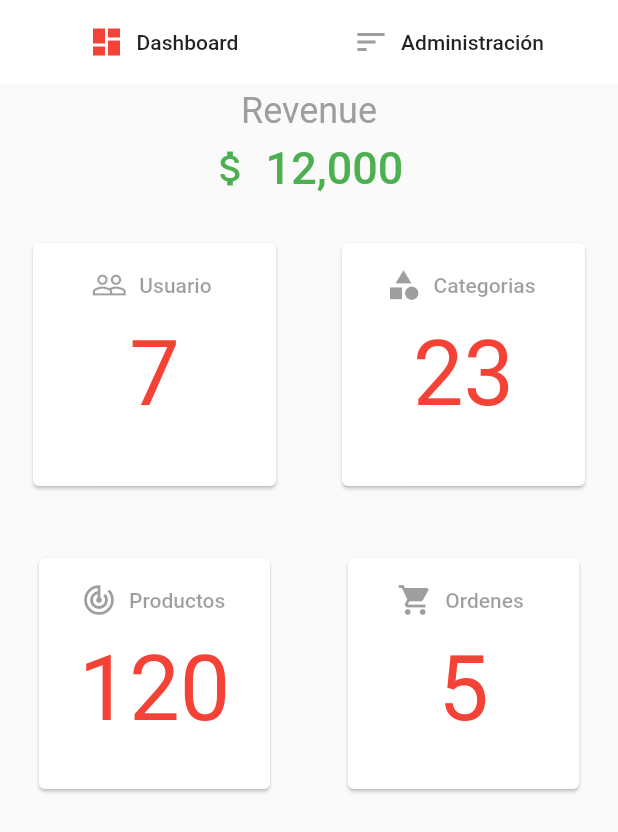
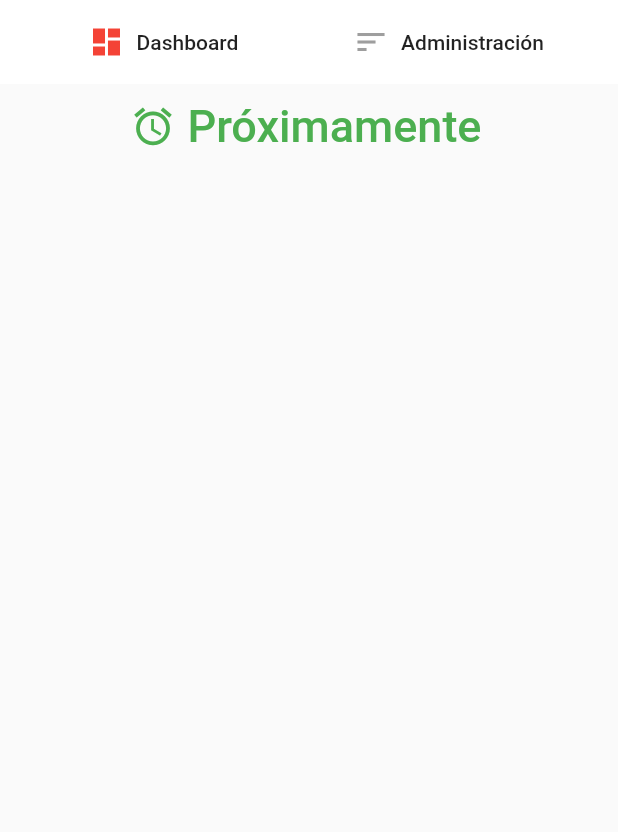
Before and after one commit to ExequielWiedermann/Pruebas, a Flutter app: the screen it shows after launch, on a phone screen of 412 x 824 dp. Shown: the top 832 px of the screen. Run offline on Flutter 3.47's test engine with Material 2 defaults, Android fonts, the phone set to English and light mode, and no system bars; our stand-ins replace cloud_firestore, fluttertoast; accounts and stored records are empty.

Commit message:
Cambiando el dashboard y cloud firebase

```diff
--- a/lib/screens/admin.dart
+++ b/lib/screens/admin.dart
@@ -73,86 +73,13 @@ class _AdminState extends State<Admin> {
               subtitle: FlatButton.icon(
                 onPressed: null,
                 icon: Icon(
-                  Icons.attach_money,
+                  Icons.access_alarm,
                   size: 30.0,
                   color: Colors.green,
                 ),
-                label: Text('12,000',
+                label: Text('Próximamente',
                     textAlign: TextAlign.center,
                     style: TextStyle(fontSize: 30.0, color: Colors.green)),
-              ),
-              title: Text(
-                'Revenue',
-                textAlign: TextAlign.center,
-                style: TextStyle(fontSize: 24.0, color: Colors.grey),
-              ),
-            ),
-            Expanded(
-              child: GridView(
-                gridDelegate: SliverGridDelegateWithFixedCrossAxisCount(
-                    crossAxisCount: 2),
-                children: <Widget>[
-                  Padding(
-                    padding: const EdgeInsets.all(18.0),
-                    child: Card(
-                      child: ListTile(
-                          title: FlatButton.icon(
-                              onPressed: null,
-                              icon: Icon(Icons.people_outline),
-                              label: Text("Usuario")),
-                          subtitle: Text(
-                            '7',
-                            textAlign: TextAlign.center,
-                            style: TextStyle(color: active, fontSize: 60.0),
-                          )),
-                    ),
-                  ),
-                  Padding(
-                    padding: const EdgeInsets.all(18.0),
-                    child: Card(
-                      child: ListTile(
-                          title: FlatButton.icon(
-                              onPressed: null,
-                              icon: Icon(Icons.category),
-                              label: Text("Categorias")),
-                          subtitle: Text(
-                            '23',
-                            textAlign: TextAlign.center,
-                            style: TextStyle(color: active, fontSize: 60.0),
-                          )),
-                    ),
-                  ),
-                  Padding(
-                    padding: const EdgeInsets.all(22.0),
-                    child: Card(
-                      child: ListTile(
-                          title: FlatButton.icon(
-                              onPressed: null,
-                              icon: Icon(Icons.track_changes),
-                              label: Text("Productos")),
-                          subtitle: Text(
-                            '120',
-                            textAlign: TextAlign.center,
-                            style: TextStyle(color: active, fontSize: 60.0),
-                          )),
-                    ),
-                  ),
-                  Padding(
-                    padding: const EdgeInsets.all(22.0),
-                    child: Card(
-                      child: ListTile(
-                          title: FlatButton.icon(
-                              onPressed: null,
-                              icon: Icon(Icons.shopping_cart),
-                              label: Text("Ordenes")),
-                          subtitle: Text(
-                            '5',
-                            textAlign: TextAlign.center,
-                            style: TextStyle(color: active, fontSize: 60.0),
-                          )),
-                    ),
-                  ),
-                ],
               ),
             ),
           ],
```
Also changed, not shown: 1 other file.
